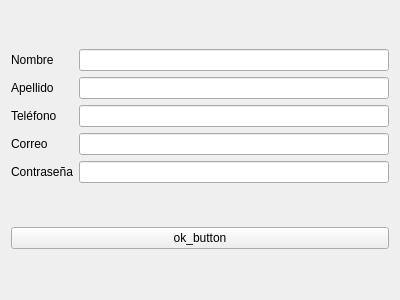
The window that ui/modify_employee.ui (Matiti061/TecnoPC) describes before a commit, drawn with Qt 5.
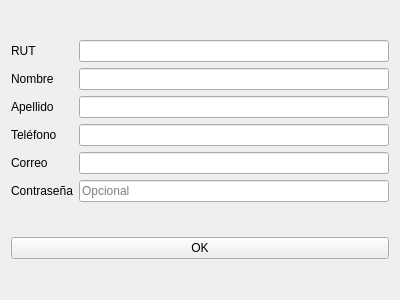
The same window after the commit.

The edit to the form file:
```diff
--- a/ui/modify_employee.ui
+++ b/ui/modify_employee.ui
@@ -16,6 +16,13 @@
   <layout class="QGridLayout" name="gridLayout">
    <item row="0" column="0">
     <layout class="QVBoxLayout" name="verticalLayout">
+     <item>
+      <widget class="QLabel" name="label_6">
+       <property name="text">
+        <string>RUT</string>
+       </property>
+      </widget>
+     </item>
      <item>
       <widget class="QLabel" name="label">
        <property name="text">
@@ -55,31 +62,38 @@
    </item>
    <item row="0" column="1">
     <layout class="QVBoxLayout" name="verticalLayout_2">
+     <item>
+      <widget class="QLineEdit" name="rut_input">
+       <property name="alignment">
+        <set>Qt::AlignmentFlag::AlignLeading|Qt::AlignmentFlag::AlignLeft|Qt::AlignmentFlag::AlignVCenter</set>
+       </property>
+      </widget>
+     </item>
      <item>
       <widget class="QLineEdit" name="name_input">
        <property name="alignment">
-        <set>Qt::AlignmentFlag::AlignRight|Qt::AlignmentFlag::AlignTrailing|Qt::AlignmentFlag::AlignVCenter</set>
+        <set>Qt::AlignmentFlag::AlignLeading|Qt::AlignmentFlag::AlignLeft|Qt::AlignmentFlag::AlignVCenter</set>
        </property>
       </widget>
      </item>
      <item>
       <widget class="QLineEdit" name="last_name_input">
        <property name="alignment">
-        <set>Qt::AlignmentFlag::AlignRight|Qt::AlignmentFlag::AlignTrailing|Qt::AlignmentFlag::AlignVCenter</set>
+        <set>Qt::AlignmentFlag::AlignLeading|Qt::AlignmentFlag::AlignLeft|Qt::AlignmentFlag::AlignVCenter</set>
        </property>
       </widget>
      </item>
      <item>
       <widget class="QLineEdit" name="phone_input">
        <property name="alignment">
-        <set>Qt::AlignmentFlag::AlignRight|Qt::AlignmentFlag::AlignTrailing|Qt::AlignmentFlag::AlignVCenter</set>
+        <set>Qt::AlignmentFlag::AlignLeading|Qt::AlignmentFlag::AlignLeft|Qt::AlignmentFlag::AlignVCenter</set>
        </property>
       </widget>
      </item>
      <item>
       <widget class="QLineEdit" name="mail_input">
        <property name="alignment">
-        <set>Qt::AlignmentFlag::AlignRight|Qt::AlignmentFlag::AlignTrailing|Qt::AlignmentFlag::AlignVCenter</set>
+        <set>Qt::AlignmentFlag::AlignLeading|Qt::AlignmentFlag::AlignLeft|Qt::AlignmentFlag::AlignVCenter</set>
        </property>
       </widget>
      </item>
@@ -88,8 +102,14 @@
        <property name="inputMask">
         <string/>
        </property>
+       <property name="echoMode">
+        <enum>QLineEdit::EchoMode::Password</enum>
+       </property>
        <property name="alignment">
-        <set>Qt::AlignmentFlag::AlignRight|Qt::AlignmentFlag::AlignTrailing|Qt::AlignmentFlag::AlignVCenter</set>
+        <set>Qt::AlignmentFlag::AlignLeading|Qt::AlignmentFlag::AlignLeft|Qt::AlignmentFlag::AlignVCenter</set>
+       </property>
+       <property name="placeholderText">
+        <string>Opcional</string>
        </property>
       </widget>
      </item>
@@ -98,7 +118,7 @@
    <item row="1" column="0" colspan="2">
     <widget class="QPushButton" name="pushButton">
      <property name="text">
-      <string>ok_button</string>
+      <string>OK</string>
      </property>
     </widget>
    </item>
```
Left out of the diff: 2 changed lines with no effect on the pictures.
